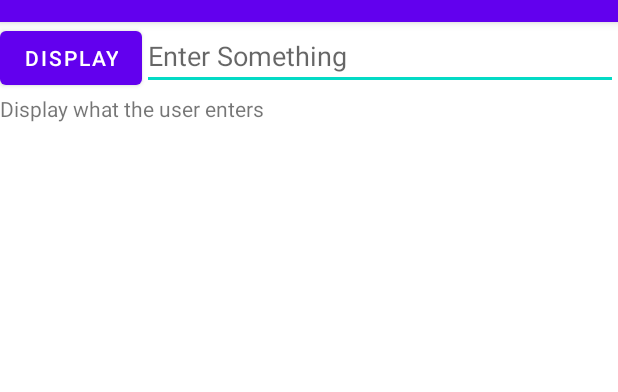
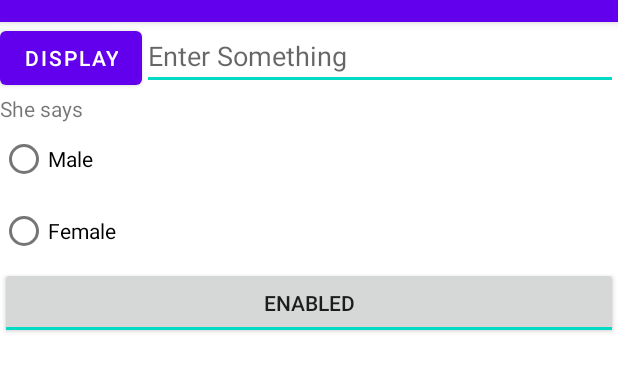
Before and after one commit to xixin90/P03DemoSimpleClick, an Android app: the screen it shows after launch (MainActivity), after a tap on "DISPLAY", on a phone screen of 412 x 824 dp, the part 62-454 px from its top. Run offline under Robolectric (Android 15) with nearby library versions, the phone set to English and light mode, and no system bars.

Commit message:
toggle button, radio button etc L03

```diff
--- a/app/src/main/java/sg/edu/rp/c346/id20019652/p03demosimpleclick/MainActivity.java
+++ b/app/src/main/java/sg/edu/rp/c346/id20019652/p03demosimpleclick/MainActivity.java
@@ -6,13 +6,17 @@ import android.os.Bundle;
 import android.view.View;
 import android.widget.Button;
 import android.widget.EditText;
+import android.widget.RadioGroup;
 import android.widget.TextView;
+import android.widget.ToggleButton;
 
 public class MainActivity extends AppCompatActivity {
 
     TextView tvDisplay;
     Button btnDisplay;
     EditText etInput;
+    ToggleButton tbtn;
+    RadioGroup rgGender;
 
     @Override
     protected void onCreate(Bundle savedInstanceState) {
@@ -22,14 +26,40 @@ public class MainActivity extends AppCompatActivity {
         tvDisplay = findViewById(R.id.textViewDisplay);
         btnDisplay = findViewById(R.id.buttonDisplay);
         etInput = findViewById(R.id.editTextInput);
+        tbtn = findViewById(R.id.toggleButtonEnabled);
+        rgGender = findViewById(R.id.radioGroupGender);
 
+        System.out.println("test onCreate");
         btnDisplay.setOnClickListener(new View.OnClickListener() {
             @Override
             public void onClick(View v) {
                 // Code for the action
+                String strResponse = etInput.getText().toString();
+                int checkedRadioId = rgGender.getCheckedRadioButtonId();
+
+                if(checkedRadioId == R.id.radioButtonGenderMale){
+                    strResponse = "He says " + strResponse;
+                }
+                else{
+                    strResponse = "She says " + strResponse;
+                }
+                tvDisplay.setText(strResponse);
 
             }
         });
+        tbtn.setOnClickListener(new View.OnClickListener() {
+            @Override
+            public void onClick(View v) {
+
+                if(tbtn.isChecked()) {
+                    etInput.setEnabled(true);
+                }
+                else{
+                    etInput.setEnabled(false);
+                }
+            }
+        });
+
 
     }
 }
--- a/app/src/main/res/layout/activity_main.xml
+++ b/app/src/main/res/layout/activity_main.xml
@@ -31,4 +31,31 @@
         android:layout_width="match_parent"
         android:layout_height="wrap_content"
         android:text="@string/display_input" />
+
+    <RadioGroup
+        android:id="@+id/radioGroupGender"
+        android:layout_width="match_parent"
+        android:layout_height="wrap_content">
+
+        <RadioButton
+            android:id="@+id/radioButtonGenderMale"
+            android:layout_width="match_parent"
+            android:layout_height="wrap_content"
+            android:text="@string/male" />
+
+        <RadioButton
+            android:id="@+id/radioButtonGenderFemale"
+            android:layout_width="match_parent"
+            android:layout_height="wrap_content"
+            android:text="@string/female" />
+    </RadioGroup>
+
+    <ToggleButton
+        android:id="@+id/toggleButtonEnabled"
+        android:layout_width="match_parent"
+        android:layout_height="wrap_content"
+        android:checked="true"
+        android:text="@string/togglebutton"
+        android:textOff="@string/disabled"
+        android:textOn="@string/enabled" />
 </LinearLayout>
--- a/app/src/main/res/values/strings.xml
+++ b/app/src/main/res/values/strings.xml
@@ -3,4 +3,9 @@
     <string name="enter_something">Enter Something</string>
     <string name="display_button">Display</string>
     <string name="display_input">Display what the user enters</string>
+    <string name="disabled">DIsabled</string>
+    <string name="enabled">Enabled</string>
+    <string name="togglebutton">ToggleButton</string>
+    <string name="male">Male</string>
+    <string name="female">Female</string>
 </resources>
```
